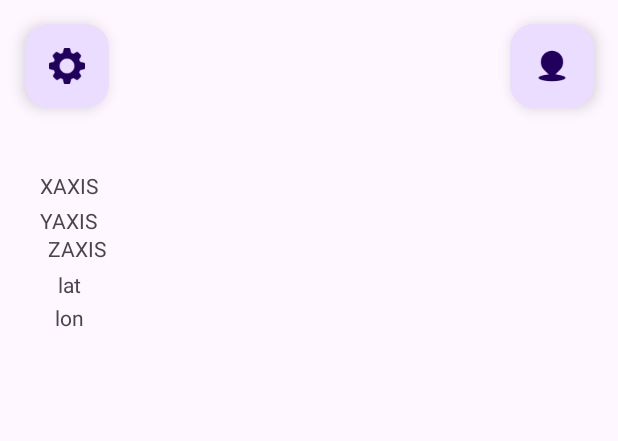
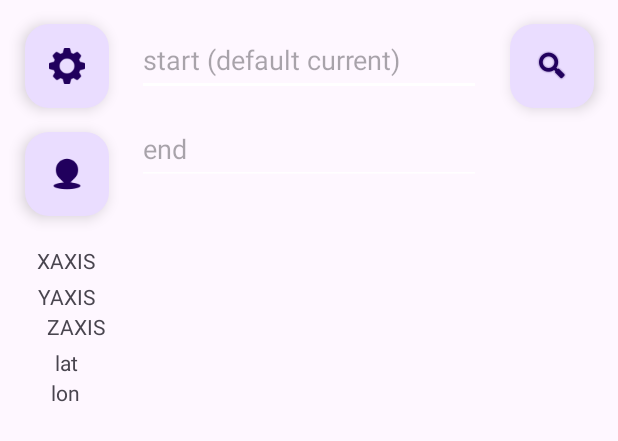
Before and after one commit to deepak07dbz/PUnav, an Android app: the layout activity_map.xml on its own in the app's theme, with its tools: preview values and no code run, on a phone screen of 412 x 824 dp. Shown: the top 441 px of the screen. Run offline under Robolectric (Android 15) with nearby library versions, the phone set to English and light mode, and no system bars.

Commit message:
normal search done

```diff
--- a/app/src/main/java/com/example/accelerometer/data/Helper.java
+++ b/app/src/main/java/com/example/accelerometer/data/Helper.java
@@ -26,14 +26,13 @@ public class Helper extends SQLiteOpenHelper{
     public static final String TIMESTAMP = "TIMESTAMP";
 
     public Helper(Context context){
-        super(context, "Records", null, db_version);
+        super(context, "Records.db", null, db_version);
     }
 
     @Override
     public void onCreate(SQLiteDatabase sqLiteDatabase) {
         String CREATE_TABLE = "CREATE TABLE " + ACCEL_RECORDS + " (" + ID + " INTEGER PRIMARY KEY AUTOINCREMENT, " + XAXIS + " REAL, " + YAXIS + " REAL, " + ZAXIS + " REAL, " + LON + " REAL, " + LAT + " REAL, " + TIMESTAMP + " INTEGER)";
         sqLiteDatabase.execSQL(CREATE_TABLE);
-
     }
 
     @Override
--- a/app/src/main/res/layout/activity_map.xml
+++ b/app/src/main/res/layout/activity_map.xml
@@ -12,11 +12,13 @@
         android:id="@+id/locationFAB"
         android:layout_width="wrap_content"
         android:layout_height="wrap_content"
-        android:layout_marginTop="16dp"
-        android:layout_marginEnd="16dp"
+        android:layout_marginStart="16dp"
+        android:layout_marginTop="88dp"
+        android:layout_marginEnd="339dp"
         android:contentDescription="locationMarker"
         android:src="@drawable/location_marker"
         app:layout_constraintEnd_toEndOf="parent"
+        app:layout_constraintStart_toStartOf="parent"
         app:layout_constraintTop_toTopOf="parent" />
 
     <com.google.android.material.floatingactionbutton.FloatingActionButton
@@ -34,14 +36,41 @@
         app:srcCompat="@drawable/settings" />
 
     <TextView
+        android:id="@+id/lon"
+        android:layout_width="wrap_content"
+        android:layout_height="wrap_content"
+        android:layout_marginStart="16dp"
+        android:layout_marginTop="252dp"
+        android:layout_marginEnd="336dp"
+        android:text="lon"
+        app:layout_constraintEnd_toEndOf="parent"
+        app:layout_constraintHorizontal_bias="0.45"
+        app:layout_constraintStart_toStartOf="parent"
+        app:layout_constraintTop_toTopOf="parent" />
+
+    <TextView
+        android:id="@+id/zaxis"
+        android:layout_width="wrap_content"
+        android:layout_height="wrap_content"
+        android:layout_marginStart="16dp"
+        android:layout_marginTop="208dp"
+        android:layout_marginEnd="336dp"
+        android:text="@string/zaxis"
+        app:layout_constraintEnd_toEndOf="parent"
+        app:layout_constraintHorizontal_bias="0.75"
+        app:layout_constraintStart_toStartOf="parent"
+        app:layout_constraintTop_toTopOf="parent" />
+
+    <TextView
         android:id="@+id/xaxis"
         android:layout_width="wrap_content"
         android:layout_height="wrap_content"
         android:layout_marginStart="16dp"
-        android:layout_marginTop="114dp"
+        android:layout_marginTop="164dp"
         android:layout_marginEnd="336dp"
         android:text="@string/xaxis"
         app:layout_constraintEnd_toEndOf="parent"
+        app:layout_constraintHorizontal_bias="0.4"
         app:layout_constraintStart_toStartOf="parent"
         app:layout_constraintTop_toTopOf="parent" />
 
@@ -50,23 +79,11 @@
         android:layout_width="wrap_content"
         android:layout_height="wrap_content"
         android:layout_marginStart="16dp"
-        android:layout_marginTop="137dp"
+        android:layout_marginTop="188dp"
         android:layout_marginEnd="336dp"
         android:text="@string/yaxis"
         app:layout_constraintEnd_toEndOf="parent"
-        app:layout_constraintStart_toStartOf="parent"
-        app:layout_constraintTop_toTopOf="parent" />
-
-    <TextView
-        android:id="@+id/zaxis"
-        android:layout_width="wrap_content"
-        android:layout_height="wrap_content"
-        android:layout_marginStart="16dp"
-        android:layout_marginTop="156dp"
-        android:layout_marginEnd="336dp"
-        android:text="@string/zaxis"
-        app:layout_constraintEnd_toEndOf="parent"
-        app:layout_constraintHorizontal_bias="0.777"
+        app:layout_constraintHorizontal_bias="0.428"
         app:layout_constraintStart_toStartOf="parent"
         app:layout_constraintTop_toTopOf="parent" />
 
@@ -75,23 +92,55 @@
         android:layout_width="wrap_content"
         android:layout_height="wrap_content"
         android:layout_marginStart="16dp"
-        android:layout_marginTop="180dp"
+        android:layout_marginTop="232dp"
         android:layout_marginEnd="336dp"
         android:text="lat"
+        app:layout_constraintEnd_toEndOf="parent"
+        app:layout_constraintHorizontal_bias="0.465"
+        app:layout_constraintStart_toStartOf="parent"
+        app:layout_constraintTop_toTopOf="parent" />
+
+    <EditText
+        android:id="@+id/source"
+        android:layout_width="229dp"
+        android:layout_height="48dp"
+        android:layout_marginTop="16dp"
+        android:backgroundTint="#FFFFFF"
+        android:backgroundTintMode="src_in"
+        android:ems="10"
+        android:hint="start (default current)"
+        android:inputType="text"
+        android:textColor="#000000"
         app:layout_constraintEnd_toEndOf="parent"
         app:layout_constraintStart_toStartOf="parent"
         app:layout_constraintTop_toTopOf="parent" />
 
-    <TextView
-        android:id="@+id/lon"
-        android:layout_width="wrap_content"
-        android:layout_height="wrap_content"
-        android:layout_marginStart="16dp"
-        android:layout_marginTop="202dp"
-        android:layout_marginEnd="336dp"
-        android:text="lon"
+    <EditText
+        android:id="@+id/dest"
+        android:layout_width="229dp"
+        android:layout_height="48dp"
+        android:layout_marginTop="75dp"
+        android:backgroundTint="#FFFFFF"
+        android:ems="10"
+        android:hint="end"
+        android:inputType="text"
+        android:textColor="#000000"
         app:layout_constraintEnd_toEndOf="parent"
         app:layout_constraintStart_toStartOf="parent"
         app:layout_constraintTop_toTopOf="parent" />
 
+    <com.google.android.material.floatingactionbutton.FloatingActionButton
+        android:id="@+id/searchFAB"
+        android:layout_width="wrap_content"
+        android:layout_height="wrap_content"
+        android:layout_marginStart="339dp"
+        android:layout_marginTop="16dp"
+        android:layout_marginEnd="16dp"
+        android:clickable="true"
+        android:contentDescription="search"
+        app:layout_constraintEnd_toEndOf="parent"
+        app:layout_constraintStart_toStartOf="parent"
+        app:layout_constraintTop_toTopOf="parent"
+        app:srcCompat="@android:drawable/ic_search_category_default" />
+
 </androidx.constraintlayout.widget.ConstraintLayout>
```
Also changed, not shown: app/src/main/java/com/example/accelerometer/DataService.java (+9 -0 lines), app/src/main/java/com/example/accelerometer/DataWorker.java (+4 -8 lines), app/src/main/java/com/example/accelerometer/MapActions.java (+56 -2 lines), app/src/main/java/com/example/accelerometer/MapActivity.java (+84 -41 lines), app/src/main/java/com/example/accelerometer/data/PoiHelper.java (+57 -3 lines), app/src/main/java/com/example/accelerometer/data/PoiModel.java (added, +48 -0 lines).
